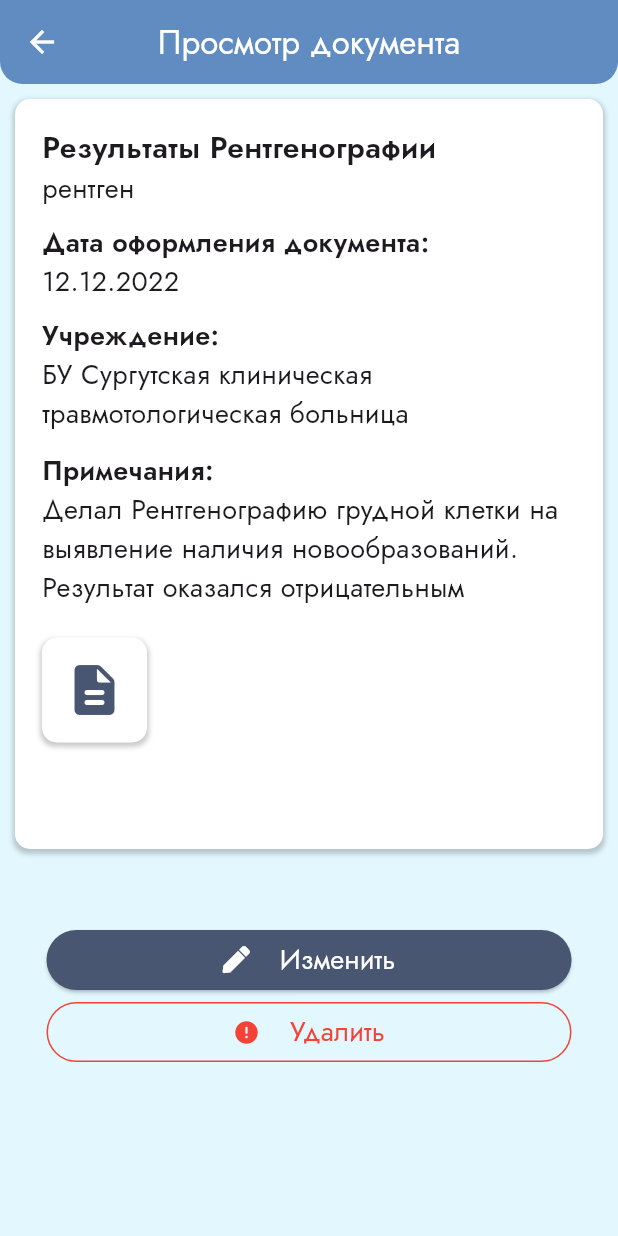
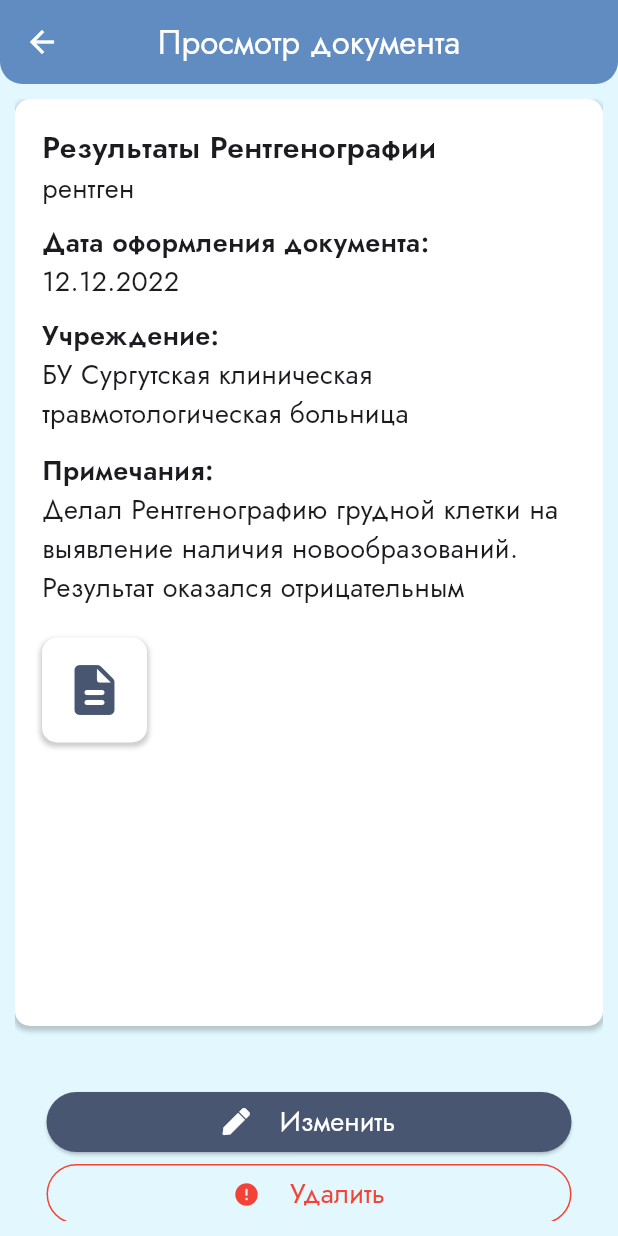
Before and after one commit to Un1c0re/cancer-neo, a Flutter app: the DocScreen screen opened directly, on a phone screen of 412 x 824 dp. Run offline on Flutter 3.47's test engine with Material 3 defaults, Android fonts, the phone set to English and light mode, and no system bars; our stand-ins replace bloc, dio, equatable, file_picker, fl_chart, flutter_bloc and 5 more; missing offline and left inert: flutter_inappwebview; accounts and stored records are empty; generated files the repository leaves out were written again.

Commit message:
some fixes

```diff
--- a/frontend-mobile/lib/frontend/screens/home/home_screen.dart
+++ b/frontend-mobile/lib/frontend/screens/home/home_screen.dart
@@ -41,7 +41,7 @@ class _HomeScreenState extends State<HomeScreen> {
     NavContent('Трекинг', AppStyleIcons.leaderboard),
     NavContent('Данные', AppIcons.heart),
     NavContent('Архив', AppIcons.file),
-    NavContent('Информация', AppIcons.lightbulb),
+    NavContent('Инфо', AppIcons.lightbulb),
     NavContent('Другое', AppIcons.bookmark),
   ];
 
--- a/frontend-mobile/lib/frontend/widgets/chart/chart_widget.dart
+++ b/frontend-mobile/lib/frontend/widgets/chart/chart_widget.dart
@@ -505,7 +505,7 @@ class _BoolChartState extends State<BoolChart> {
               ),
               ConstrainedBox(
                 constraints: const BoxConstraints(
-                  maxWidth: 350,
+                  maxWidth: 300,
                 ),
                 child: BarChart(
                   BarChartData(
@@ -540,7 +540,7 @@ class _BoolChartState extends State<BoolChart> {
                           sideTitles: SideTitles(
                             showTitles: true,
                             getTitlesWidget: boolChartleftTitles,
-                            reservedSize: 100,
+                            reservedSize: 80,
                           ),
                         ),
                       ),
--- a/frontend-mobile/lib/frontend/widgets/docs/doc_widget.dart
+++ b/frontend-mobile/lib/frontend/widgets/docs/doc_widget.dart
@@ -36,14 +36,13 @@ class DocWidget extends StatelessWidget {
 
   @override
   Widget build(BuildContext context) {
-    return Column(
+    return SingleChildScrollView(
+      child: Column(
         children: [
           Column(
             children: [
-            ConstrainedBox(
-              constraints: const BoxConstraints(
-                maxHeight: 500,
-              ),
+              SizedBox(
+                height: DeviceScreenConstants.screenHeight * 0.75,
 
                 child: AppStyleCard(
                   backgroundColor: Colors.white,
@@ -53,10 +52,10 @@ class DocWidget extends StatelessWidget {
                   ),
                 ),
               ),
-            SizedBox(height: 50,),
+              SizedBox(height: 40,),
               ConstrainedBox(
                 constraints: const BoxConstraints(
-                maxHeight: 150,
+                  maxHeight: 100,
                   maxWidth: 350
                 ),
                 child: Column(
@@ -91,6 +90,7 @@ class DocWidget extends StatelessWidget {
             ],
           ),
         ],
+      ),
     );
   }
 }
--- a/frontend-mobile/lib/frontend/widgets/docs/docs_list_widget.dart
+++ b/frontend-mobile/lib/frontend/widgets/docs/docs_list_widget.dart
@@ -189,7 +189,7 @@ class _DocsListWidgetState extends State<DocsListWidget> {
 
 
         SizedBox(
-          height: DeviceScreenConstants.screenHeight * 0.65,
+          height: DeviceScreenConstants.screenHeight * 0.60,
           child: _filteredData.isNotEmpty
             ? ListView.builder(
                 itemCount: _filteredData.length,
--- a/frontend-mobile/lib/frontend/widgets/profile/community_widget.dart
+++ b/frontend-mobile/lib/frontend/widgets/profile/community_widget.dart
@@ -97,7 +97,7 @@ class CommunityCard extends StatelessWidget {
             child: Row(
               mainAxisAlignment: MainAxisAlignment.spaceBetween,
               children: [
-                Image.asset(image, width: 100),
+                Image.asset(image, width: 60),
                 ConstrainedBox(
                   constraints: const BoxConstraints(
                     maxWidth: 255
--- a/frontend-mobile/lib/main.dart
+++ b/frontend-mobile/lib/main.dart
@@ -44,7 +44,7 @@ class MyApp extends StatelessWidget {
         ),
         fontFamily: 'Jost',
       ),
-      home: HomeScreen(), // Замените YourHomePage на вашу домашнюю страницу
+      home: HomeScreen(),
     );
   }
 }
```
Lines whose indentation alone changed are shown as unchanged.
